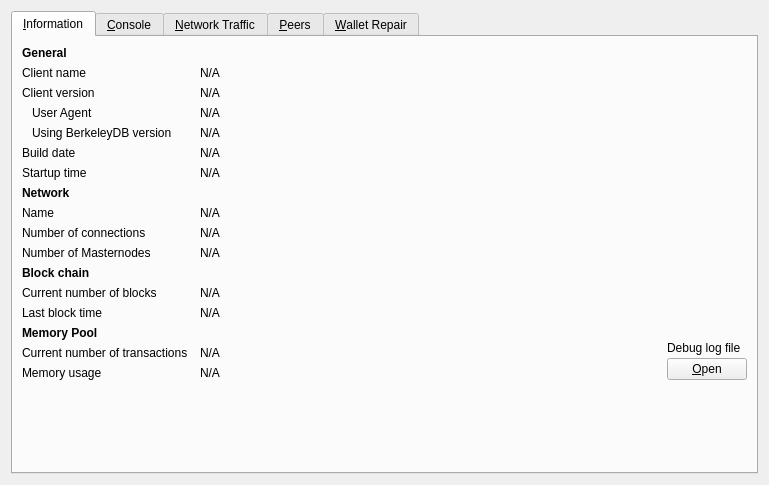
Old version of the form src/qt/forms/debugwindow.ui in the repository qazxswqw/w.
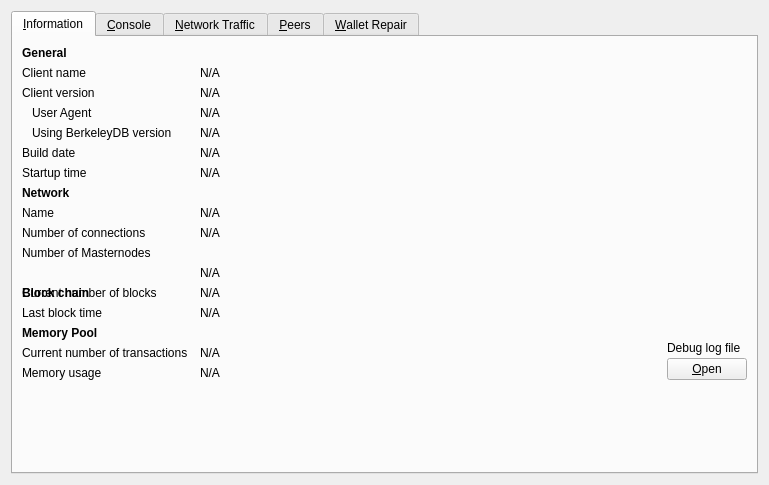
New version of the form. Icons and pictures are not drawn. Custom widgets are drawn as their Qt base class.

Patch:
```diff
--- a/src/qt/forms/debugwindow.ui
+++ b/src/qt/forms/debugwindow.ui
@@ -250,14 +250,14 @@
          </property>
         </widget>
        </item>
-       <item row="10" column="1">
+       <item row="11" column="1">
         <widget class="QLabel" name="masternodeCount">
          <property name="text">
           <string>N/A</string>
          </property>
         </widget>
        </item>
-       <item row="11" column="0">
+       <item row="12" column="0">
         <widget class="QLabel" name="label_10">
          <property name="font">
           <font>
```
